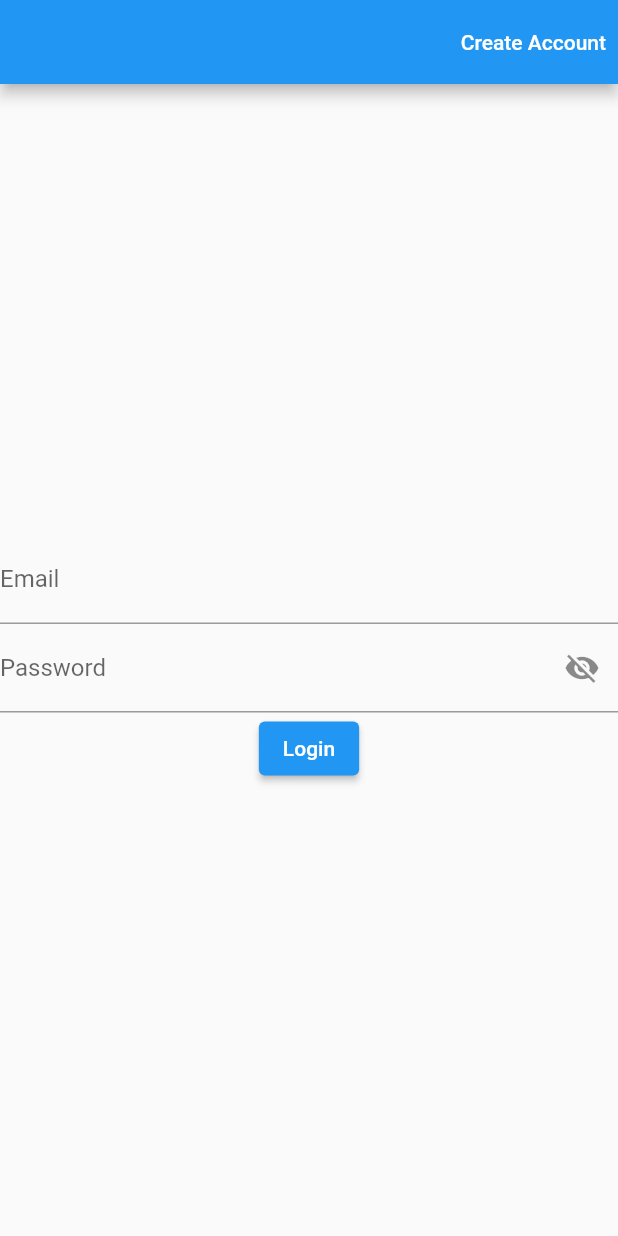
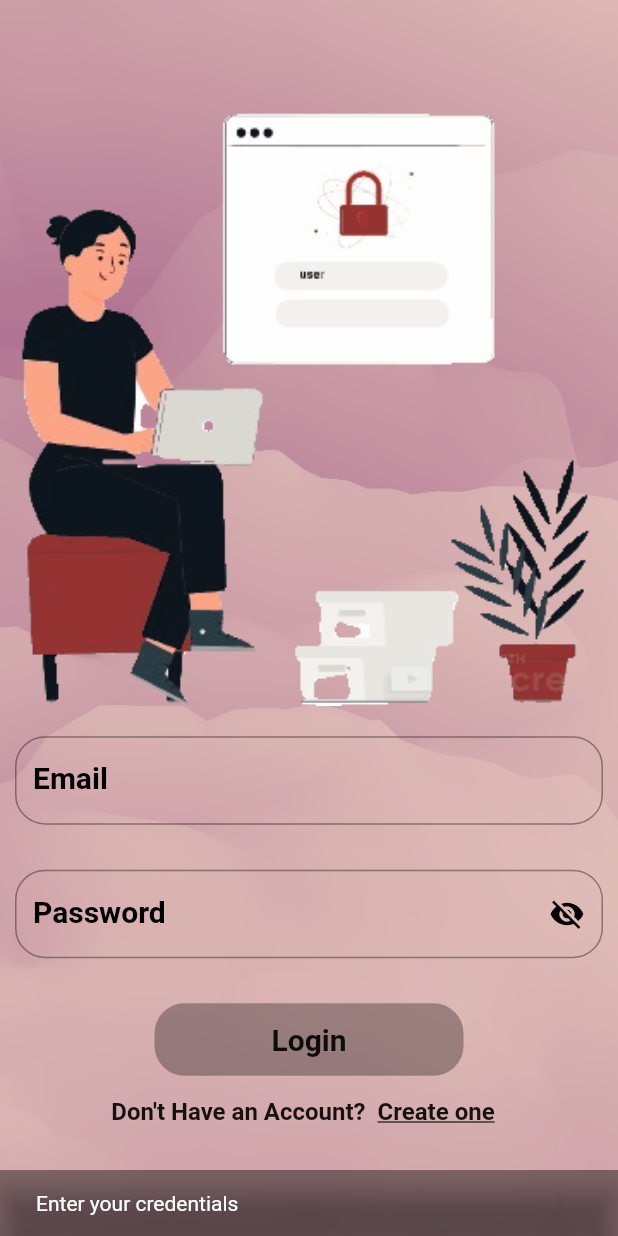
Before and after one commit to Abdulla-Khan/Firebase-Cloud-Messaging, a Flutter app: the screen it shows after launch, after a tap on "Login", on a phone screen of 412 x 824 dp. Run offline on Flutter 3.47's test engine with Material 2 defaults, Android fonts, the phone set to English and light mode, and no system bars; our stand-ins replace cloud_firestore, firebase_auth, firebase_core, firebase_messaging, flutter_local_notifications, form_field_validator and 1 more; accounts and stored records are empty.

Commit message:
UI for login page, better filing structure and clean code

```diff
--- /dev/null
+++ b/lib/funtions/login_functions.dart
@@ -0,0 +1,62 @@
+import 'package:cloud_firestore/cloud_firestore.dart';
+import 'package:firebase_auth/firebase_auth.dart';
+import 'package:firebase_messaging/firebase_messaging.dart';
+import 'package:flutter/material.dart';
+import 'package:shared_preferences/shared_preferences.dart';
+
+import '../views/pages/home.dart';
+
+class LoginMethods {
+  static void checkLogin(BuildContext context) async {
+    SharedPreferences pref = await SharedPreferences.getInstance();
+    String? val = pref.getString('login');
+    String? name = pref.getString('name');
+
+    print(val);
+    if (val != null) {
+      await FirebaseMessaging.instance.getToken().then((value) async {
+        FirebaseFirestore.instance
+            .collection('Users')
+            .doc(name)
+            .update({'token': value})
+            .then((value) => print("User Updated"))
+            .catchError((error) => print("Failed to update user: $error"));
+        Navigator.push(context, MaterialPageRoute(builder: (_) => HomePage()));
+      });
+    }
+  }
+
+  static void login(String email, String password, context) async {
+    try {
+      final credential = await FirebaseAuth.instance
+          .signInWithEmailAndPassword(email: email, password: password);
+      if (credential.user!.uid.isNotEmpty) {
+        SharedPreferences pref = await SharedPreferences.getInstance();
+        print(credential.user!.displayName);
+        await pref.setString('login', credential.user!.uid);
+        await pref.setString('name', credential.user!.displayName ?? "");
+        await FirebaseMessaging.instance.getToken().then((value) async {
+          FirebaseFirestore.instance
+              .collection('Users')
+              .doc(credential.user!.displayName)
+              .update({'token': value})
+              .then((value) => print("User Updated"))
+              .catchError((error) => print("Failed to update user: $error"));
+          Navigator.push(
+              context, MaterialPageRoute(builder: (_) => HomePage()));
+        });
+      } else {
+        ScaffoldMessenger.of(context)
+            .showSnackBar(SnackBar(content: Text('Invalid Credentials')));
+      }
+    } on FirebaseAuthException catch (e) {
+      if (e.code == 'user-not-found') {
+        ScaffoldMessenger.of(context).showSnackBar(
+            SnackBar(content: Text('No user found for that email.')));
+      } else if (e.code == 'wrong-password') {
+        ScaffoldMessenger.of(context).showSnackBar(
+            SnackBar(content: Text('Wrong password provided for that user.')));
+      }
+    }
+  }
+}
--- a/lib/login.dart
+++ /dev/null
@@ -1,137 +0,0 @@
-import 'package:cloud_firestore/cloud_firestore.dart';
-import 'package:firebase_auth/firebase_auth.dart';
-import 'package:firebase_messaging/firebase_messaging.dart';
-import 'package:flutter/material.dart';
-import 'package:shared_preferences/shared_preferences.dart';
-import 'package:tttt/home.dart';
-import 'package:tttt/sign-up.dart';
-
-class LoginPage extends StatefulWidget {
-  LoginPage({super.key});
-
-  @override
-  State<LoginPage> createState() => _LoginPageState();
-}
-
-class _LoginPageState extends State<LoginPage> {
-  TextEditingController email = TextEditingController();
-
-  TextEditingController password = TextEditingController();
-  String? mtoken = '';
-
-  bool see = false;
-
-  @override
-  void initState() {
-    checkLogin(context);
-    // TODO: implement initState
-    super.initState();
-  }
-
-  void checkLogin(BuildContext context) async {
-    SharedPreferences pref = await SharedPreferences.getInstance();
-    String? val = pref.getString('login');
-    String? name = pref.getString('name');
-
-    print(val);
-    if (val != null) {
-      await FirebaseMessaging.instance.getToken().then((value) async {
-        setState(() {
-          mtoken = value;
-          print('Token is $mtoken');
-        });
-        FirebaseFirestore.instance
-            .collection('Users')
-            .doc(name)
-            .update({'token': value})
-            .then((value) => print("User Updated"))
-            .catchError((error) => print("Failed to update user: $error"));
-        Navigator.push(context, MaterialPageRoute(builder: (_) => HomePage()));
-      });
-    }
-  }
-
-  void login(String email, String password, context) async {
-    try {
-      final credential = await FirebaseAuth.instance
-          .signInWithEmailAndPassword(email: email, password: password);
-      if (credential.user!.uid.isNotEmpty) {
-        SharedPreferences pref = await SharedPreferences.getInstance();
-        print(credential.user!.displayName);
-        await pref.setString('login', credential.user!.uid);
-        await pref.setString('name', credential.user!.displayName ?? "");
-        await FirebaseMessaging.instance.getToken().then((value) async {
-          setState(() {
-            mtoken = value;
-            print('Token is $mtoken');
-          });
-          FirebaseFirestore.instance
-              .collection('Users')
-              .doc(credential.user!.displayName)
-              .update({'token': value})
-              .then((value) => print("User Updated"))
-              .catchError((error) => print("Failed to update user: $error"));
-          Navigator.push(
-              context, MaterialPageRoute(builder: (_) => HomePage()));
-        });
-      } else {
-        ScaffoldMessenger.of(context)
-            .showSnackBar(SnackBar(content: Text('Invalid Credentials')));
-      }
-    } on FirebaseAuthException catch (e) {
-      if (e.code == 'user-not-found') {
-        print('No user found for that email.');
-      } else if (e.code == 'wrong-password') {
-        print('Wrong password provided for that user.');
-      }
-    }
-  }
-
-  @override
-  Widget build(BuildContext context) {
-    return Scaffold(
-      appBar: AppBar(
-        actions: [
-          TextButton(
-              onPressed: () {
-                Navigator.push(
-                    context, MaterialPageRoute(builder: (_) => SignUp()));
-              },
-              child: Text(
-                'Create Account',
-                style: TextStyle(color: Colors.white),
-              ))
-        ],
-      ),
-      body: Column(
-        crossAxisAlignment: CrossAxisAlignment.center,
-        mainAxisAlignment: MainAxisAlignment.center,
-        children: [
-          TextField(
-            controller: email,
-            decoration: InputDecoration(labelText: 'Email'),
-          ),
-          TextField(
-            controller: password,
-            obscureText: see,
-            decoration: InputDecoration(
-                suffixIcon: IconButton(
-                  icon: Icon(see ? Icons.visibility : Icons.visibility_off),
-                  onPressed: () {
-                    setState(() {
-                      see = !see;
-                    });
-                  },
-                ),
-                labelText: 'Password'),
-          ),
-          ElevatedButton(
-              onPressed: () {
-                login(email.text, password.text, context);
-              },
-              child: Text('Login'))
-        ],
-      ),
-    );
-  }
-}
--- a/lib/main.dart
+++ b/lib/main.dart
@@ -1,11 +1,9 @@
 import 'package:firebase_core/firebase_core.dart';
 import 'package:firebase_messaging/firebase_messaging.dart';
 import 'package:flutter/material.dart';
-import 'package:tttt/login.dart';
-import 'package:tttt/sign-up.dart';
+import 'package:tttt/views/pages/login.dart';
 
 import 'firebase_options.dart';
-import 'home.dart';
 
 Future<void> backgroundHandler(RemoteMessage message) async {
   print(message.data.toString());
--- a/lib/user_screen.dart
+++ /dev/null
@@ -1,39 +0,0 @@
-import 'package:cloud_firestore/cloud_firestore.dart';
-import 'package:flutter/material.dart';
-
-class UserInformation extends StatefulWidget {
-  @override
-  _UserInformationState createState() => _UserInformationState();
-}
-
-class _UserInformationState extends State<UserInformation> {
-  final Stream<QuerySnapshot> _usersStream =
-      FirebaseFirestore.instance.collection('Users').snapshots();
-
-  @override
-  Widget build(BuildContext context) {
-    return StreamBuilder<QuerySnapshot>(
-      stream: _usersStream,
-      builder: (BuildContext context, AsyncSnapshot<QuerySnapshot> snapshot) {
-        if (snapshot.hasError) {
-          return Text('Something went wrong');
-        }
-
-        if (snapshot.connectionState == ConnectionState.waiting) {
-          return Text("Loading");
-        }
-
-        return ListView(
-          children: snapshot.data!.docs.map((DocumentSnapshot document) {
-            Map<String, dynamic> data =
-                document.data()! as Map<String, dynamic>;
-            return ListTile(
-              title: Text(data['full_name']),
-              subtitle: Text(data['company']),
-            );
-          }).toList(),
-        );
-      },
-    );
-  }
-}
--- /dev/null
+++ b/lib/views/components/text_feilds.dart
@@ -0,0 +1,91 @@
+import 'package:flutter/material.dart';
+import 'package:form_field_validator/form_field_validator.dart';
+
+class EmailFeild extends StatelessWidget {
+  const EmailFeild({
+    Key? key,
+    required this.controller,
+  }) : super(key: key);
+
+  final TextEditingController controller;
+
+  @override
+  Widget build(BuildContext context) {
+    return Padding(
+      padding: const EdgeInsets.only(left: 10.0, right: 10.0),
+      child: Form(
+        autovalidateMode: AutovalidateMode.onUserInteraction,
+        child: TextFormField(
+          cursorColor: Colors.white,
+          cursorHeight: 20,
+          cursorWidth: 3,
+          controller: controller,
+          decoration: InputDecoration(
+              focusedBorder: OutlineInputBorder(
+                  borderRadius: BorderRadius.circular(20),
+                  borderSide: BorderSide(color: Colors.black)),
+              border:
+                  OutlineInputBorder(borderRadius: BorderRadius.circular(20)),
+              labelText: 'Email',
+              labelStyle: TextStyle(
+                  color: Colors.black,
+                  fontWeight: FontWeight.bold,
+                  fontSize: 20)),
+          validator: EmailValidator(errorText: 'Not a valid Email'),
+        ),
+      ),
+    );
+  }
+}
+
+class PasswordFeild extends StatefulWidget {
+  PasswordFeild({
+    Key? key,
+    required this.controller,
+  }) : super(key: key);
+
+  final TextEditingController controller;
+
+  @override
+  State<PasswordFeild> createState() => _PasswordFeildState();
+}
+
+class _PasswordFeildState extends State<PasswordFeild> {
+  bool see = true;
+
+  @override
+  Widget build(BuildContext context) {
+    return Padding(
+      padding: const EdgeInsets.only(left: 10.0, right: 10.0),
+      child: TextFormField(
+        cursorColor: Colors.white,
+        cursorHeight: 20,
+        cursorWidth: 3,
+        controller: widget.controller,
+        obscureText: see,
+        decoration: InputDecoration(
+            suffixIcon: IconButton(
+              icon: Icon(
+                see ? Icons.visibility_off : Icons.visibility,
+                color: Colors.black,
+              ),
+              onPressed: () {
+                setState(() {
+                  see = !see;
+                });
+              },
+            ),
+            focusedBorder: OutlineInputBorder(
+                borderRadius: BorderRadius.circular(20),
+                borderSide: BorderSide(color: Colors.black)),
+            border: OutlineInputBorder(borderRadius: BorderRadius.circular(20)),
+            labelText: 'Password',
+            labelStyle: TextStyle(
+                color: Colors.black,
+                fontWeight: FontWeight.bold,
+                fontSize: 20)),
+        validator: RequiredValidator(errorText: 'Required'),
+      ),
+    );
+  }
+}
--- /dev/null
+++ b/lib/views/pages/login.dart
@@ -0,0 +1,111 @@
+import 'package:flutter/material.dart';
+import 'package:tttt/funtions/login_functions.dart';
+import 'package:tttt/views/components/text_feilds.dart';
+
+class LoginPage extends StatefulWidget {
+  LoginPage({super.key});
+
+  @override
+  State<LoginPage> createState() => _LoginPageState();
+}
+
+class _LoginPageState extends State<LoginPage> {
+  TextEditingController email = TextEditingController();
+
+  TextEditingController password = TextEditingController();
+
+  @override
+  void initState() {
+    // LoginMethods.checkLogin(context);
+    // TODO: implement initState
+    super.initState();
+  }
+
+  @override
+  Widget build(BuildContext context) {
+    Size size = MediaQuery.of(context).size;
+
+    return Scaffold(
+      body: SingleChildScrollView(
+        child: GestureDetector(
+          onTap: () {
+            FocusScope.of(context).unfocus();
+          },
+          child: Container(
+            height: size.height,
+            decoration: BoxDecoration(
+                image: DecorationImage(
+                    image: AssetImage('assets/login.png'), fit: BoxFit.cover)),
+            child: Column(
+              crossAxisAlignment: CrossAxisAlignment.center,
+              mainAxisAlignment: MainAxisAlignment.center,
+              children: [
+                Container(
+                  margin: EdgeInsets.only(bottom: 20),
+                  height: size.height / 2,
+                  width: size.width / 1,
+                  decoration: BoxDecoration(
+                      image: DecorationImage(
+                          image: AssetImage('assets/login.gif'),
+                          fit: BoxFit.cover)),
+                ),
+                EmailFeild(controller: email),
+                SizedBox(height: 30),
+                PasswordFeild(controller: password),
+                GestureDetector(
+                  onTap: () {
+                    if (password.text.isNotEmpty && email.text.isNotEmpty) {
+                      LoginMethods.login(email.text, password.text, context);
+                    } else {
+                      ScaffoldMessenger.of(context).showSnackBar(SnackBar(
+                        content: Text('Enter your credentials'),
+                        backgroundColor: Colors.black.withOpacity(0.4),
+                      ));
+                    }
+                  },
+                  child: Container(
+                    margin: EdgeInsets.only(top: 30),
+                    width: size.width / 2,
+                    height: size.height / 17,
+                    decoration: BoxDecoration(
+                        color: Colors.black.withOpacity(0.3),
+                        borderRadius: BorderRadius.circular(20)),
+                    child: Center(
+                        child: Text('Login',
+                            style: TextStyle(
+                                color: Colors.black.withOpacity(0.9),
+                                fontWeight: FontWeight.bold,
+                                fontSize: 20))),
+                  ),
+                ),
+                Row(
+                  mainAxisAlignment: MainAxisAlignment.center,
+                  children: [
+                    Text("Don't Have an Account?",
+                        style: TextStyle(
+                            color: Colors.black.withOpacity(0.9),
+                            fontWeight: FontWeight.bold,
+                            fontSize: 16)),
+                    TextButton(
+                        style: ButtonStyle(
+                          overlayColor: MaterialStateColor.resolveWith(
+                              (states) => Colors.transparent),
+                        ),
+                        onPressed: () {},
+                        child: Text('Create one',
+                            style: TextStyle(
+                              decoration: TextDecoration.underline,
+                              color: Colors.black.withOpacity(0.9),
+                              fontWeight: FontWeight.bold,
+                              fontSize: 16,
+                            )))
+                  ],
+                )
+              ],
+            ),
+          ),
+        ),
+      ),
+    );
+  }
+}
--- a/lib/sign-up.dart
+++ b/lib/views/pages/sign-up.dart
@@ -2,7 +2,8 @@ import 'package:cloud_firestore/cloud_firestore.dart';
 import 'package:firebase_auth/firebase_auth.dart';
 import 'package:firebase_messaging/firebase_messaging.dart';
 import 'package:flutter/material.dart';
-import 'package:tttt/login.dart';
+
+import 'login.dart';
 
 class SignUp extends StatefulWidget {
   SignUp({super.key});
--- a/pubspec.yaml
+++ b/pubspec.yaml
@@ -43,6 +43,8 @@ dependencies:
   http: ^0.13.5
   firebase_auth: ^3.11.1
   shared_preferences: ^2.0.15
+  form_field_validator: ^1.1.0
+
 
 dev_dependencies:
   flutter_test:
@@ -67,8 +69,8 @@ flutter:
   uses-material-design: true
 
   # To add assets to your application, add an assets section, like this:
-  # assets:
-  #   - images/a_dot_burr.jpeg
+  assets:
+    - assets/
   #   - images/a_dot_ham.jpeg
 
   # An image asset can refer to one or more resolution-specific "variants", see
```
Also changed, not shown: assets/login.gif (added), assets/login.png (added), lib/views/pages/home.dart (renamed from lib/home.dart), pubspec.lock, 1 other file.
